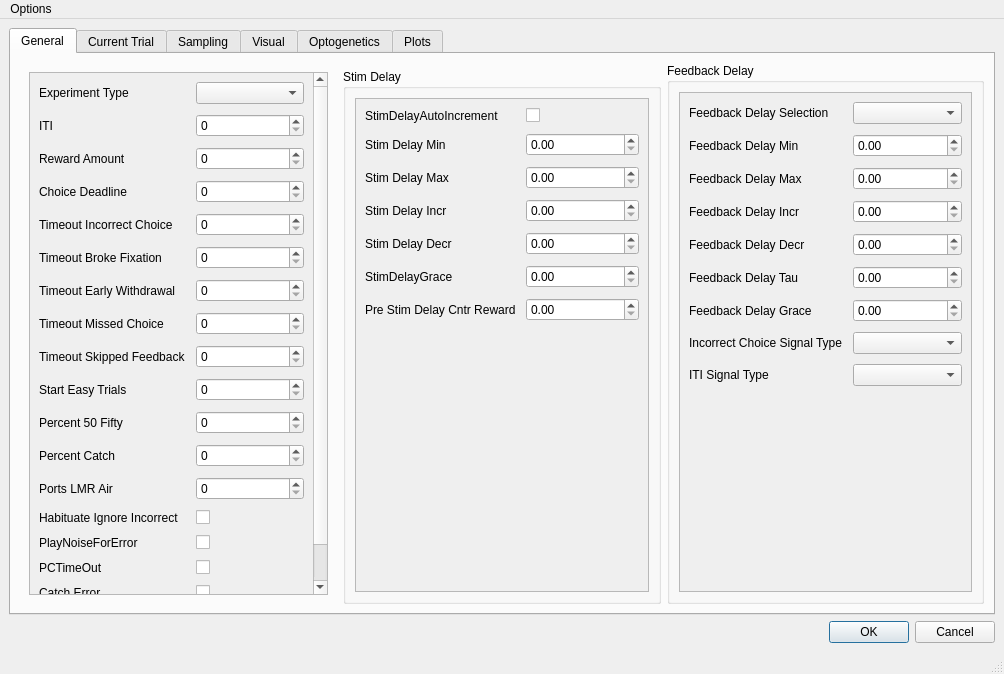
Before: the Qt Designer form mouse2afc/task_parameters.ui in ckarageorgkaneen/mouse2afc, drawn with Qt 5.
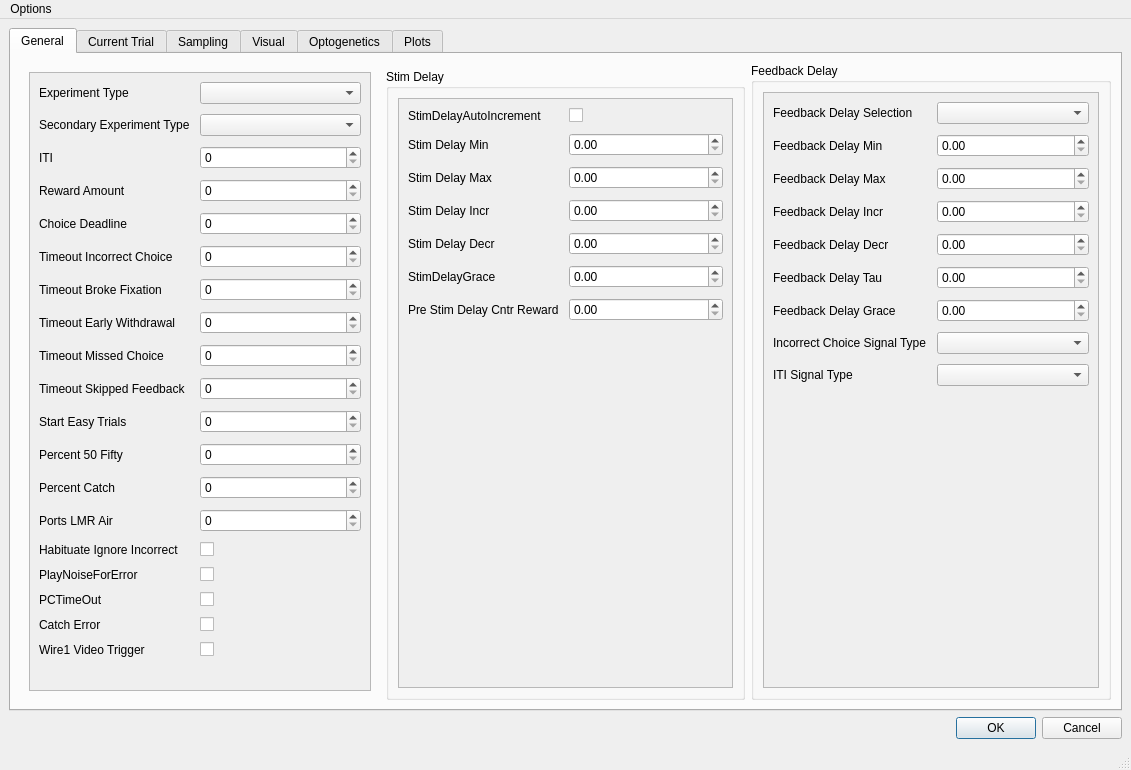
After: the same form once the commit is applied.

Commit message: Create secondary experiment in gui

What changed in the file:
```diff
--- a/mouse2afc/task_parameters.ui
+++ b/mouse2afc/task_parameters.ui
@@ -12,8 +12,8 @@
    <rect>
     <x>0</x>
     <y>0</y>
-    <width>1004</width>
-    <height>674</height>
+    <width>1131</width>
+    <height>770</height>
    </rect>
   </property>
   <property name="sizePolicy">
@@ -56,8 +56,8 @@
                <rect>
                 <x>0</x>
                 <y>0</y>
-                <width>297</width>
-                <height>612</height>
+                <width>326</width>
+                <height>647</height>
                </rect>
               </property>
               <layout class="QGridLayout" name="gridLayout_9">
@@ -86,180 +86,190 @@
                    </property>
                   </widget>
                  </item>
-                 <item row="1" column="0">
+                 <item row="2" column="0">
                   <widget class="QLabel" name="iTILabel">
                    <property name="text">
                     <string>ITI</string>
                    </property>
                   </widget>
                  </item>
-                 <item row="1" column="1">
+                 <item row="2" column="1">
                   <widget class="QSpinBox" name="iti"/>
                  </item>
-                 <item row="2" column="0">
+                 <item row="3" column="0">
                   <widget class="QLabel" name="rewardAmountLabel">
                    <property name="text">
                     <string>Reward Amount</string>
                    </property>
                   </widget>
                  </item>
-                 <item row="2" column="1">
+                 <item row="3" column="1">
                   <widget class="QSpinBox" name="reward_amount"/>
                  </item>
-                 <item row="3" column="0">
+                 <item row="4" column="0">
                   <widget class="QLabel" name="choiceDeadlineLabel">
                    <property name="text">
                     <string>Choice Deadline</string>
                    </property>
                   </widget>
                  </item>
-                 <item row="3" column="1">
+                 <item row="4" column="1">
                   <widget class="QSpinBox" name="choice_deadline"/>
                  </item>
-                 <item row="4" column="0">
+                 <item row="5" column="0">
                   <widget class="QLabel" name="timeOutIncorrectChoiceLabel">
                    <property name="text">
                     <string>Timeout Incorrect Choice</string>
                    </property>
                   </widget>
                  </item>
-                 <item row="4" column="1">
+                 <item row="5" column="1">
                   <widget class="QSpinBox" name="timeout_incorrect_choice"/>
                  </item>
-                 <item row="5" column="0">
+                 <item row="6" column="0">
                   <widget class="QLabel" name="timeOutBrokeFixationLabel">
                    <property name="text">
                     <string>Timeout Broke Fixation</string>
                    </property>
                   </widget>
                  </item>
-                 <item row="5" column="1">
+                 <item row="6" column="1">
                   <widget class="QSpinBox" name="timeout_broke_fixation"/>
                  </item>
-                 <item row="6" column="0">
+                 <item row="7" column="0">
                   <widget class="QLabel" name="timeOutEarlyWithdrawalLabel">
                    <property name="text">
                     <string>Timeout Early Withdrawal</string>
                    </property>
                   </widget>
                  </item>
-                 <item row="6" column="1">
+                 <item row="7" column="1">
                   <widget class="QSpinBox" name="timeout_early_withdrawal"/>
                  </item>
-                 <item row="7" column="0">
+                 <item row="8" column="0">
                   <widget class="QLabel" name="timeOutMissedChoiceLabel">
                    <property name="text">
                     <string>Timeout Missed Choice</string>
                    </property>
                   </widget>
                  </item>
-                 <item row="7" column="1">
+                 <item row="8" column="1">
                   <widget class="QSpinBox" name="timeout_missed_choice"/>
                  </item>
-                 <item row="8" column="0">
+                 <item row="9" column="0">
                   <widget class="QLabel" name="timeOutSkippedFeedbackLabel">
                    <property name="text">
                     <string>Timeout Skipped Feedback</string>
                    </property>
                   </widget>
                  </item>
-                 <item row="8" column="1">
+                 <item row="9" column="1">
                   <widget class="QSpinBox" name="timeout_skipped_feedback"/>
                  </item>
-                 <item row="9" column="0">
+                 <item row="10" column="0">
                   <widget class="QLabel" name="startEasyTrialsLabel">
                    <property name="text">
                     <string>Start Easy Trials</string>
                    </property>
                   </widget>
                  </item>
-                 <item row="9" column="1">
+                 <item row="10" column="1">
                   <widget class="QSpinBox" name="start_easy_trials"/>
                  </item>
-                 <item row="10" column="0">
+                 <item row="11" column="0">
                   <widget class="QLabel" name="percent50FiftyLabel">
                    <property name="text">
                     <string>Percent 50 Fifty</string>
                    </property>
                   </widget>
                  </item>
-                 <item row="10" column="1">
+                 <item row="11" column="1">
                   <widget class="QSpinBox" name="percent_50_fifty"/>
                  </item>
-                 <item row="11" column="0">
+                 <item row="12" column="0">
                   <widget class="QLabel" name="percentCatchLabel">
                    <property name="text">
                     <string>Percent Catch</string>
                    </property>
                   </widget>
                  </item>
-                 <item row="11" column="1">
+                 <item row="12" column="1">
                   <widget class="QSpinBox" name="percent_catch"/>
                  </item>
-                 <item row="12" column="0">
+                 <item row="13" column="0">
                   <widget class="QLabel" name="ports_LMRAirLabel">
                    <property name="text">
                     <string>Ports LMR Air</string>
                    </property>
                   </widget>
                  </item>
-                 <item row="12" column="1">
+                 <item row="13" column="1">
                   <widget class="QSpinBox" name="ports_lmr_air">
                    <property name="maximum">
                     <number>1000000</number>
                    </property>
                   </widget>
                  </item>
-                 <item row="13" column="0">
+                 <item row="14" column="0">
                   <widget class="QLabel" name="habituateIgnoreIncorrectLabel">
                    <property name="text">
                     <string>Habituate Ignore Incorrect</string>
                    </property>
                   </widget>
                  </item>
-                 <item row="13" column="1">
+                 <item row="14" column="1">
                   <widget class="QCheckBox" name="habituate_ignore_incorrect"/>
                  </item>
-                 <item row="14" column="0">
+                 <item row="15" column="0">
                   <widget class="QLabel" name="playNoiseForErrorLabel">
                    <property name="text">
                     <string>PlayNoiseForError</string>
                    </property>
                   </widget>
                  </item>
-                 <item row="14" column="1">
+                 <item row="15" column="1">
                   <widget class="QCheckBox" name="PlayNoiseForError"/>
                  </item>
-                 <item row="15" column="0">
+                 <item row="16" column="0">
                   <widget class="QLabel" name="pCTimeOutLabel">
                    <property name="text">
                     <string>PCTimeOut</string>
                    </property>
                   </widget>
                  </item>
-                 <item row="15" column="1">
+                 <item row="16" column="1">
                   <widget class="QCheckBox" name="pc_timeout"/>
                  </item>
-                 <item row="16" column="0">
+                 <item row="17" column="0">
                   <widget class="QLabel" name="catchErrorLabel">
                    <property name="text">
                     <string>Catch Error</string>
                    </property>
                   </widget>
                  </item>
-                 <item row="16" column="1">
+                 <item row="17" column="1">
                   <widget class="QCheckBox" name="catch_error"/>
                  </item>
-                 <item row="17" column="0">
+                 <item row="18" column="0">
                   <widget class="QLabel" name="wire1VideoTriggerLabel">
                    <property name="text">
                     <string>Wire1 Video Trigger</string>
                    </property>
                   </widget>
                  </item>
-                 <item row="17" column="1">
+                 <item row="18" column="1">
                   <widget class="QCheckBox" name="wire1_video_trigger"/>
                  </item>
+                 <item row="1" column="0">
+                  <widget class="QLabel" name="secondary_experiment_type_label">
+                   <property name="text">
+                    <string>Secondary Experiment Type</string>
+                   </property>
+                  </widget>
+                 </item>
+                 <item row="1" column="1">
+                  <widget class="QComboBox" name="secondary_experiment_type"/>
+                 </item>
                 </layout>
                </item>
               </layout>
@@ -288,8 +298,8 @@
                <rect>
                 <x>0</x>
                 <y>0</y>
-                <width>286</width>
-                <height>480</height>
+                <width>333</width>
+                <height>576</height>
                </rect>
               </property>
               <layout class="QGridLayout" name="gridLayout_16">
@@ -399,8 +409,8 @@
                <rect>
                 <x>0</x>
                 <y>0</y>
-                <width>297</width>
-                <height>486</height>
+                <width>334</width>
+                <height>582</height>
                </rect>
               </property>
               <layout class="QGridLayout" name="gridLayout_14">
@@ -1739,7 +1749,7 @@
     <rect>
      <x>0</x>
      <y>0</y>
-     <width>1004</width>
+     <width>1131</width>
      <height>22</height>
     </rect>
    </property>
```
Left out of the diff: 42 changed lines with no effect on the pictures. The commit also changes 1 other file.
